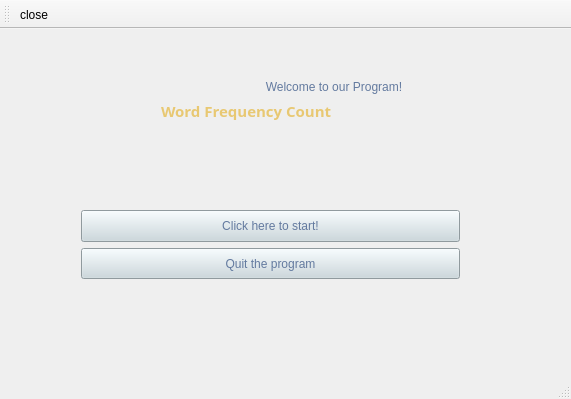
This is MainWindow.ui in Rrr3rrr2004/Word-Frequency-Count as Qt 5 draws it before an edit. The edited form follows.
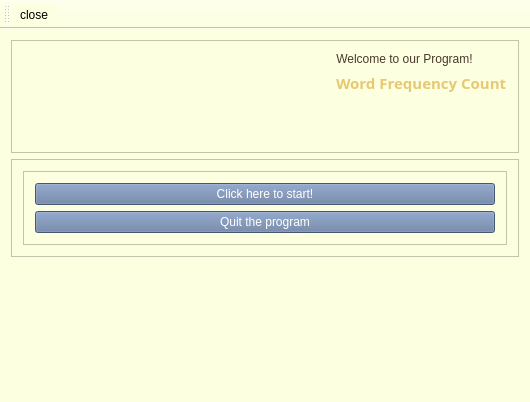
This is the edited form. Icons and pictures are not drawn.

What changed in the file:
```diff
--- a/MainWindow.ui
+++ b/MainWindow.ui
@@ -6,8 +6,8 @@
    <rect>
     <x>0</x>
     <y>0</y>
-    <width>571</width>
-    <height>399</height>
+    <width>530</width>
+    <height>402</height>
    </rect>
   </property>
   <property name="sizePolicy">
@@ -19,35 +19,97 @@
   <property name="windowTitle">
    <string>MainWindow</string>
   </property>
+  <property name="styleSheet">
+   <string notr="true">background-color: rgb(252, 255, 224);</string>
+  </property>
   <widget class="QWidget" name="centralWidget">
-   <widget class="QLabel" name="logo">
-    <property name="geometry">
-     <rect>
-      <x>30</x>
-      <y>30</y>
-      <width>111</width>
-      <height>81</height>
-     </rect>
-    </property>
+   <layout class="QGridLayout" name="gridLayout_4">
+    <item row="1" column="0">
+     <widget class="QFrame" name="frame_2">
+      <property name="frameShape">
+       <enum>QFrame::Shape::StyledPanel</enum>
+      </property>
+      <property name="frameShadow">
+       <enum>QFrame::Shadow::Raised</enum>
+      </property>
+      <layout class="QGridLayout" name="gridLayout_2">
+       <item row="0" column="0">
+        <widget class="QFrame" name="frame">
+         <property name="frameShape">
+          <enum>QFrame::Shape::StyledPanel</enum>
+         </property>
+         <property name="frameShadow">
+          <enum>QFrame::Shadow::Raised</enum>
+         </property>
+         <layout class="QGridLayout" name="gridLayout">
+          <item row="0" column="0">
+           <widget class="QPushButton" name="start">
+            <property name="sizePolicy">
+             <sizepolicy hsizetype="Minimum" vsizetype="Preferred">
+              <horstretch>0</horstretch>
+              <verstretch>0</verstretch>
+             </sizepolicy>
+            </property>
+            <property name="cursor">
+             <cursorShape>PointingHandCursor</cursorShape>
+            </property>
+            <property name="styleSheet">
+             <string notr="true">font: 700 10pt &quot;Traditional Arabic&quot;;
+background-color: rgb(99, 122, 159);
+color: rgb(255, 255, 255);</string>
+            </property>
     <property name="text">
-     <string/>
-    </property>
-   </widget>
-   <widget class="QWidget" name="layoutWidget">
-    <property name="geometry">
-     <rect>
-      <x>150</x>
-      <y>40</y>
-      <width>368</width>
-      <height>63</height>
-     </rect>
-    </property>
-    <layout class="QVBoxLayout" name="verticalLayout">
-     <item>
+             <string>Click here to start!</string>
+            </property>
+           </widget>
+          </item>
+          <item row="1" column="0">
+           <widget class="QPushButton" name="quit">
+            <property name="sizePolicy">
+             <sizepolicy hsizetype="Minimum" vsizetype="Preferred">
+              <horstretch>0</horstretch>
+              <verstretch>0</verstretch>
+             </sizepolicy>
+            </property>
+            <property name="cursor">
+             <cursorShape>PointingHandCursor</cursorShape>
+            </property>
+            <property name="styleSheet">
+             <string notr="true">font: 700 10pt &quot;Traditional Arabic&quot;;
+background-color: rgb(99, 122, 159);
+color: rgb(255, 255, 255);</string>
+            </property>
+            <property name="text">
+             <string>Quit the program</string>
+            </property>
+           </widget>
+          </item>
+         </layout>
+        </widget>
+       </item>
+      </layout>
+     </widget>
+    </item>
+    <item row="0" column="0">
+     <widget class="QFrame" name="frame_3">
+      <property name="frameShape">
+       <enum>QFrame::Shape::StyledPanel</enum>
+      </property>
+      <property name="frameShadow">
+       <enum>QFrame::Shadow::Raised</enum>
+      </property>
+      <layout class="QGridLayout" name="gridLayout_3">
+       <item row="0" column="1">
       <widget class="QLabel" name="title">
+         <property name="sizePolicy">
+          <sizepolicy hsizetype="Fixed" vsizetype="Preferred">
+           <horstretch>0</horstretch>
+           <verstretch>0</verstretch>
+          </sizepolicy>
+         </property>
        <property name="styleSheet">
-        <string notr="true">color: rgb(99, 122, 159);
-font: 20pt &quot;Stencil&quot;;
+          <string notr="true">font: 20pt &quot;Stencil&quot;;
+color: rgb(73, 57, 44);
 </string>
        </property>
        <property name="text">
@@ -58,7 +120,7 @@
        </property>
       </widget>
      </item>
-     <item>
+       <item row="1" column="1">
       <widget class="QLabel" name="label">
        <property name="font">
         <font>
@@ -77,56 +139,52 @@
        </property>
       </widget>
      </item>
-    </layout>
-   </widget>
-   <widget class="QWidget" name="layoutWidget">
-    <property name="geometry">
-     <rect>
-      <x>70</x>
-      <y>170</y>
-      <width>401</width>
-      <height>91</height>
-     </rect>
-    </property>
-    <layout class="QVBoxLayout" name="verticalLayout_2">
-     <item>
-      <widget class="QPushButton" name="start">
-       <property name="sizePolicy">
-        <sizepolicy hsizetype="Minimum" vsizetype="Preferred">
-         <horstretch>0</horstretch>
-         <verstretch>0</verstretch>
-        </sizepolicy>
-       </property>
-       <property name="styleSheet">
-        <string notr="true">color: rgb(99, 122, 159);
-background-color: rgb(201, 215, 221);
-font: 700 10pt &quot;Traditional Arabic&quot;;</string>
-       </property>
-       <property name="text">
-        <string>Click here to start!</string>
-       </property>
-      </widget>
-     </item>
-     <item>
-      <widget class="QPushButton" name="quit">
+       <item row="2" column="1">
+        <spacer name="verticalSpacer">
+         <property name="orientation">
+          <enum>Qt::Orientation::Vertical</enum>
+         </property>
+         <property name="sizeHint" stdset="0">
+          <size>
+           <width>20</width>
+           <height>40</height>
+          </size>
+         </property>
+        </spacer>
+       </item>
+       <item row="0" column="0" rowspan="3">
+        <widget class="QLabel" name="logo">
        <property name="sizePolicy">
-        <sizepolicy hsizetype="Minimum" vsizetype="Preferred">
+          <sizepolicy hsizetype="Preferred" vsizetype="Preferred">
          <horstretch>0</horstretch>
          <verstretch>0</verstretch>
         </sizepolicy>
        </property>
-       <property name="styleSheet">
-        <string notr="true">background-color: rgb(201, 215, 221);
-color: rgb(99, 122, 159);
-font: 700 9pt &quot;Traditional Arabic&quot;;</string>
-       </property>
        <property name="text">
-        <string>Quit the program</string>
+          <string/>
        </property>
       </widget>
      </item>
     </layout>
    </widget>
+    </item>
+    <item row="2" column="0">
+     <spacer name="verticalSpacer_2">
+      <property name="orientation">
+       <enum>Qt::Orientation::Vertical</enum>
+      </property>
+      <property name="sizeHint" stdset="0">
+       <size>
+        <width>20</width>
+        <height>40</height>
+       </size>
+      </property>
+     </spacer>
+    </item>
+   </layout>
+   <zorder>frame_3</zorder>
+   <zorder>frame_2</zorder>
+   <zorder>verticalSpacer_2</zorder>
   </widget>
   <widget class="QStatusBar" name="statusBar"/>
   <widget class="QToolBar" name="mainToolBar">
```
Left out of the diff: 2 changed lines with no effect on the pictures. Lines whose indentation alone changed are shown as unchanged.
